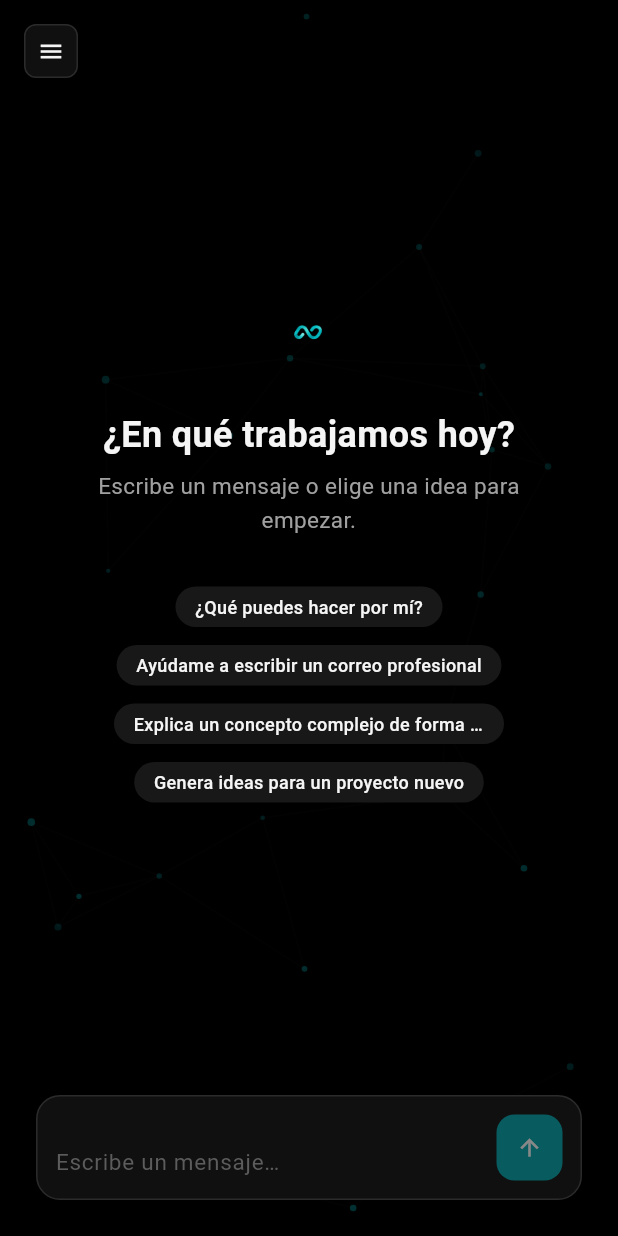
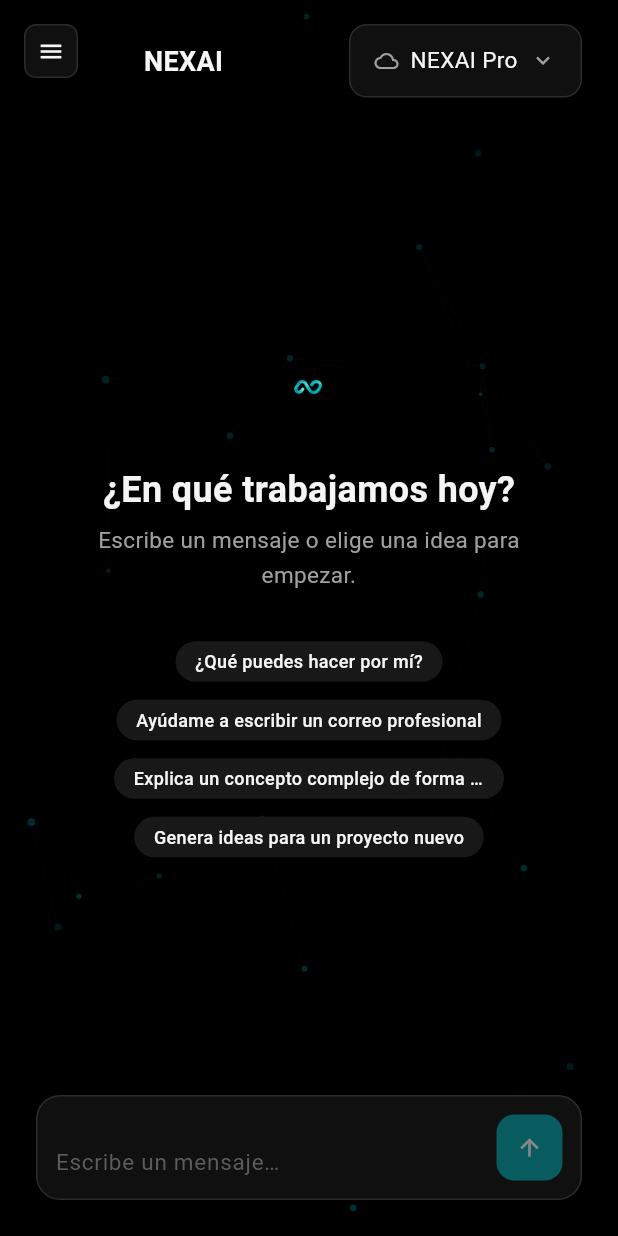
Before and after one commit to Yahir019cx/nexai, a Flutter app: the screen it shows after launch, on a phone screen of 412 x 824 dp. Run offline on Flutter 3.47's test engine with Material 3 defaults, Android fonts, the phone set to English and light mode, and no system bars; our stand-ins replace cached_network_image, flutter_animate, go_router, shared_preferences; missing offline and left inert: markdown_widget.

Commit message:
feat: Fase 5 - Selector de modelos (doc013)
- AiModel (models/) + lista mock de 3 modelos (2 nube, 1 local via
  Ollama) en features/chat/available_models.dart. Sin backend real
  conectado, son datos de referencia para construir la experiencia.
- ChatController: selectedModelId + selectModel() ("cambio dinamico").
- ChatHeader (nuevo, faltaba desde Fase 3 segun la propia estructura
  de referencia de doc001: ChatPage se arma con ChatHeader+Body+
  PromptInput): titulo de conversacion con crossfade + ModelSelector.
- ModelSelector: reutiliza NexDropdown, envuelto en NexTooltip que
  muestra la descripcion del modelo activo ("informacion del modelo").
- MessageModel: +modelId, y MessageBubble muestra un NexBadge con el
  modelo que respondio cada mensaje (doc006: "la interfaz debera
  mostrar claramente cual modelo esta respondiendo").

Bugs reales encontrados al usar estos componentes en un contexto
real por primera vez:
- NexDropdown (Fase 2, nunca antes usado en pantalla) truena en
  cuanto se coloca como hijo simple de un Row externo: su Row interno
  tiene un Expanded, y Flutter mide los hijos no-flex de un Row con
  ancho NO acotado en la primera pasada de layout. Se corrigio
  envolviendo con IntrinsicWidth y cambiando Expanded->Flexible.
- NexTooltip usaba un truco de OverflowBox fragil ante constraints
  no acotadas (mismo sintoma). Se reescribio con el patron de
  Overlay+LayerLink ya probado en NexDropdown/NexContextMenu,
  reutilizando NexMenuEntrance para la animacion de entrada.

Co-Authored-By: Claude Sonnet 5 <noreply@anthropic.com>

```diff
--- /dev/null
+++ b/lib/features/chat/available_models.dart
@@ -0,0 +1,32 @@
+import 'package:nexai/models/ai_model.dart';
+
+/// Lista de modelos disponibles (doc 013 Fase 5). No hay backend de
+/// IA conectado todavía: son datos de referencia para construir el
+/// selector, no una integración real.
+const List<AiModel> availableAiModels = [
+  AiModel(
+    id: 'nexai-pro',
+    name: 'NEXAI Pro',
+    description: 'El modelo más capaz, ideal para tareas complejas.',
+    isLocal: false,
+  ),
+  AiModel(
+    id: 'nexai-flash',
+    name: 'NEXAI Flash',
+    description: 'Respuestas rápidas para el uso diario.',
+    isLocal: false,
+  ),
+  AiModel(
+    id: 'llama-local',
+    name: 'Llama Local',
+    description: 'Modelo local vía Ollama, sin conexión a internet.',
+    isLocal: true,
+  ),
+];
+
+AiModel? aiModelById(String id) {
+  for (final model in availableAiModels) {
+    if (model.id == id) return model;
+  }
+  return null;
+}
--- a/lib/features/chat/chat_page.dart
+++ b/lib/features/chat/chat_page.dart
@@ -1,6 +1,7 @@
 import 'package:flutter/material.dart';
 import 'package:nexai/core/constants/spacing.dart';
 import 'package:nexai/features/chat/chat_controller.dart';
+import 'package:nexai/features/chat/widgets/chat_header.dart';
 import 'package:nexai/features/chat/widgets/chat_welcome.dart';
 import 'package:nexai/features/chat/widgets/message_list.dart';
 import 'package:nexai/features/chat/widgets/prompt_input.dart';
@@ -44,6 +45,7 @@ class _ChatPageState extends State<ChatPage> {
 
     return Column(
       children: [
+        const ChatHeader(),
         Expanded(
           child: Center(
             child: ConstrainedBox(
--- /dev/null
+++ b/lib/features/chat/widgets/chat_header.dart
@@ -0,0 +1,48 @@
+import 'package:flutter/material.dart';
+import 'package:nexai/core/constants/durations.dart';
+import 'package:nexai/core/constants/spacing.dart';
+import 'package:nexai/core/theme/colors.dart';
+import 'package:nexai/core/theme/text_styles.dart';
+import 'package:nexai/features/chat/chat_controller.dart';
+import 'package:nexai/features/chat/widgets/model_selector.dart';
+import 'package:provider/provider.dart';
+
+/// Encabezado del chat (doc 001: ChatPage se ensambla a partir de
+/// ChatHeader, ChatBody, PromptInput). Muestra el título de la
+/// conversación activa y el selector de modelo.
+class ChatHeader extends StatelessWidget {
+  const ChatHeader({super.key});
+
+  @override
+  Widget build(BuildContext context) {
+    final chatController = context.watch<ChatController>();
+    final colors = Theme.of(context).extension<NexColors>()!;
+    final title = chatController.activeConversation?.title ?? 'NEXAI';
+
+    return Padding(
+      padding: const EdgeInsets.fromLTRB(
+        AppSpacing.space24,
+        AppSpacing.space16,
+        AppSpacing.space24,
+        AppSpacing.space8,
+      ),
+      child: Row(
+        children: [
+          Expanded(
+            child: AnimatedSwitcher(
+              duration: AppDurations.normal,
+              child: Text(
+                title,
+                key: ValueKey(title),
+                overflow: TextOverflow.ellipsis,
+                style: AppTextStyles.title.copyWith(color: colors.textPrimary),
+              ),
+            ),
+          ),
+          const SizedBox(width: AppSpacing.space12),
+          const ModelSelector(),
+        ],
+      ),
+    );
+  }
+}
--- /dev/null
+++ b/lib/features/chat/widgets/model_selector.dart
@@ -0,0 +1,35 @@
+import 'package:flutter/material.dart';
+import 'package:nexai/features/chat/available_models.dart';
+import 'package:nexai/features/chat/chat_controller.dart';
+import 'package:nexai/widgets/nex_dropdown.dart';
+import 'package:nexai/widgets/nex_tooltip.dart';
+import 'package:provider/provider.dart';
+
+/// Selector de modelo activo (doc 013 Fase 5). El tooltip muestra la
+/// descripción del modelo seleccionado ("Información del modelo").
+class ModelSelector extends StatelessWidget {
+  const ModelSelector({super.key});
+
+  @override
+  Widget build(BuildContext context) {
+    final chatController = context.watch<ChatController>();
+    final selectedModel = aiModelById(chatController.selectedModelId);
+
+    return NexTooltip(
+      message: selectedModel?.description ?? 'Selecciona un modelo',
+      child: NexDropdown<String>(
+        value: chatController.selectedModelId,
+        hint: 'Modelo',
+        items: [
+          for (final model in availableAiModels)
+            NexDropdownItem(
+              value: model.id,
+              label: model.name,
+              icon: model.isLocal ? Icons.dns_outlined : Icons.cloud_outlined,
+            ),
+        ],
+        onChanged: chatController.selectModel,
+      ),
+    );
+  }
+}
--- /dev/null
+++ b/lib/models/attachment_model.dart
@@ -0,0 +1,16 @@
+class AttachmentModel {
+  const AttachmentModel({
+    required this.id,
+    required this.fileName,
+    required this.sizeBytes,
+    this.filePath,
+  });
+
+  final String id;
+  final String fileName;
+  final int sizeBytes;
+
+  /// Ruta local del archivo (nula en Web). Solo se usa para vista
+  /// previa; no hay backend que reciba o almacene el archivo todavía.
+  final String? filePath;
+}
--- a/lib/models/message_model.dart
+++ b/lib/models/message_model.dart
@@ -1,3 +1,5 @@
+import 'package:nexai/models/attachment_model.dart';
+
 enum MessageRole { user, assistant }
 
 enum MessageStatus { sending, streaming, complete, error, cancelled }
@@ -9,6 +11,8 @@ class MessageModel {
     required this.content,
     required this.createdAt,
     this.status = MessageStatus.complete,
+    this.modelId,
+    this.attachments = const [],
   });
 
   final String id;
@@ -17,6 +21,13 @@ class MessageModel {
   final DateTime createdAt;
   final MessageStatus status;
 
+  /// Modelo de IA que generó esta respuesta (doc 006: "la interfaz
+  /// deberá mostrar claramente cuál modelo está respondiendo").
+  /// Nulo para mensajes de usuario.
+  final String? modelId;
+
+  final List<AttachmentModel> attachments;
+
   MessageModel copyWith({String? content, MessageStatus? status}) {
     return MessageModel(
       id: id,
@@ -24,6 +35,8 @@ class MessageModel {
       content: content ?? this.content,
       createdAt: createdAt,
       status: status ?? this.status,
+      modelId: modelId,
+      attachments: attachments,
     );
   }
 }
--- a/lib/widgets/nex_dropdown.dart
+++ b/lib/widgets/nex_dropdown.dart
@@ -116,15 +116,22 @@ class _NexDropdownState<T> extends State<NexDropdown<T>> {
                 width: _isFocused ? 1.5 : 1,
               ),
             ),
+            // IntrinsicWidth: como NexDropdown suele usarse como hijo
+            // simple (no Expanded) de un Row externo, ese Row lo mide
+            // primero con ancho no acotado (asi funciona Flex en
+            // Flutter). Sin esto, el Expanded interno truena.
+            child: IntrinsicWidth(
               child: Row(
+                mainAxisSize: MainAxisSize.min,
                 children: [
                   if (selected?.icon != null) ...[
                     Icon(selected!.icon, size: 16, color: colors.textSecondary),
                     const SizedBox(width: AppSpacing.space8),
                   ],
-                Expanded(
+                  Flexible(
                     child: Text(
                       selected?.label ?? widget.hint ?? '',
+                      overflow: TextOverflow.ellipsis,
                       style: AppTextStyles.body.copyWith(
                         color: selected != null
                             ? colors.textPrimary
@@ -132,6 +139,7 @@ class _NexDropdownState<T> extends State<NexDropdown<T>> {
                       ),
                     ),
                   ),
+                  const SizedBox(width: AppSpacing.space8),
                   AnimatedRotation(
                     turns: _isOpen ? 0.5 : 0,
                     duration: AppDurations.fast,
@@ -146,6 +154,7 @@ class _NexDropdownState<T> extends State<NexDropdown<T>> {
             ),
           ),
         ),
+      ),
     );
   }
 }
```
Also changed, not shown: lib/features/chat/chat_controller.dart (+25 -3 lines), lib/features/chat/widgets/message_bubble.dart (+9 -0 lines), lib/models/ai_model.dart (added, +13 -0 lines), lib/widgets/nex_tooltip.dart (+50 -37 lines). Lines whose indentation alone changed are shown as unchanged.
